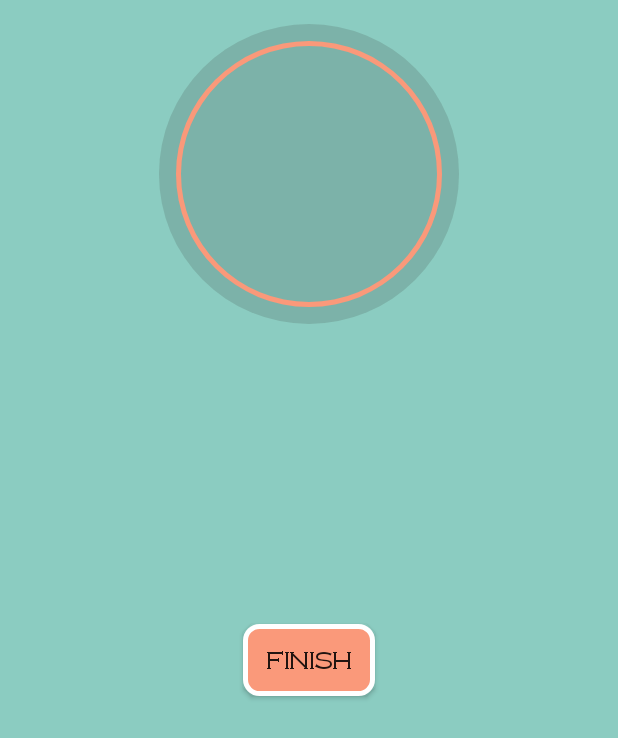
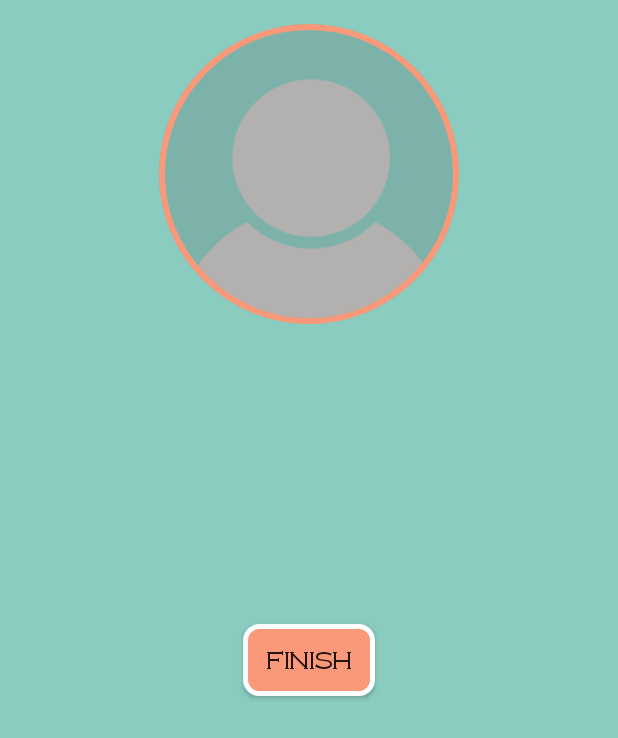
Before and after one commit to acroutworst/community-android, an Android app: the RegProfilePhotoActivity screen opened directly, with no data from a screen before it, on a phone screen of 412 x 824 dp. Shown: the top 738 px of the screen. Run offline under Robolectric (Android 15) with nearby library versions, the phone set to English and light mode, and no system bars; our stand-ins replace CircleImageView; libraries missing offline, so code that uses them is left out: com.mvc.imagepicker, com.theartofdev.edmodo; pictures from the network do not load; 1 statement that could not run was skipped.

Commit message:
working upload profile photo feature

```diff
--- a/app/build.gradle
+++ b/app/build.gradle
@@ -52,4 +52,5 @@ dependencies {
     testCompile 'junit:junit:4.12'
     compile 'com.github.Mariovc:ImagePicker:1.0.5'
     compile 'com.theartofdev.edmodo:android-image-cropper:2.3.1'
+    compile 'de.hdodenhof:circleimageview:2.1.0'
 }
--- a/app/src/main/res/drawable/profile_photo_picker_background.xml
+++ b/app/src/main/res/drawable/profile_photo_picker_background.xml
@@ -1,26 +1,8 @@
-<?xml version="1.0" encoding="utf-8"?>
-<layer-list xmlns:android="http://schemas.android.com/apk/res/android">
-    <item>
-        <shape android:shape="oval">
+<shape xmlns:android="http://schemas.android.com/apk/res/android"
+    android:shape="oval">
+    <solid android:color="@color/colorProfilePhotoCircle"/>
 
-            <solid android:color="@color/colorProfilePhotoCircle"/>
-
-            <size
-                android:width="200dp"
-                android:height="200dp"/>
-        </shape>
-    </item>
-    <item>
-        <shape android:shape="ring"
-            android:innerRadius="85dp"
-            android:thickness="3dp"
-            android:useLevel="false">
-
-            <solid android:color="@color/colorAccent"/>
-
-            <size
-                android:width="200dp"
-                android:height="200dp"/>
-        </shape>
-    </item>
-</layer-list>
+    <size
+        android:width="200dp"
+        android:height="200dp"/>
+</shape>
--- a/app/src/main/res/layout/activity_profile_photo_reg.xml
+++ b/app/src/main/res/layout/activity_profile_photo_reg.xml
@@ -12,13 +12,16 @@
     android:background="@color/colorPrimary"
     tools:context="com.android.community.RegProfilePhotoActivity">
 
-    <ImageButton
-        android:id="@+id/profile_photo"
-        android:layout_width="wrap_content"
-        android:layout_height="wrap_content"
+    <de.hdodenhof.circleimageview.CircleImageView
+        xmlns:app="http://schemas.android.com/apk/res-auto"
+        android:id="@+id/profile_photo_container"
+        android:layout_width="200dp"
+        android:layout_height="200dp"
+        android:layout_marginBottom="200dp"
+        android:src="@drawable/default_image"
         android:background="@drawable/profile_photo_picker_background"
-        android:layout_marginBottom="200dp"
-        android:scaleType="fitXY"/>
+        app:civ_border_width="4dp"
+        app:civ_border_color="@color/colorAccent"/>
 
     <Button
         android:id="@+id/finish_button"
```
Also changed, not shown: app/src/main/AndroidManifest.xml (+1 -7 lines), app/src/main/java/com/android/community/RegProfilePhotoActivity.java (+39 -67 lines), app/src/main/res/drawable/default_image.png (added).
